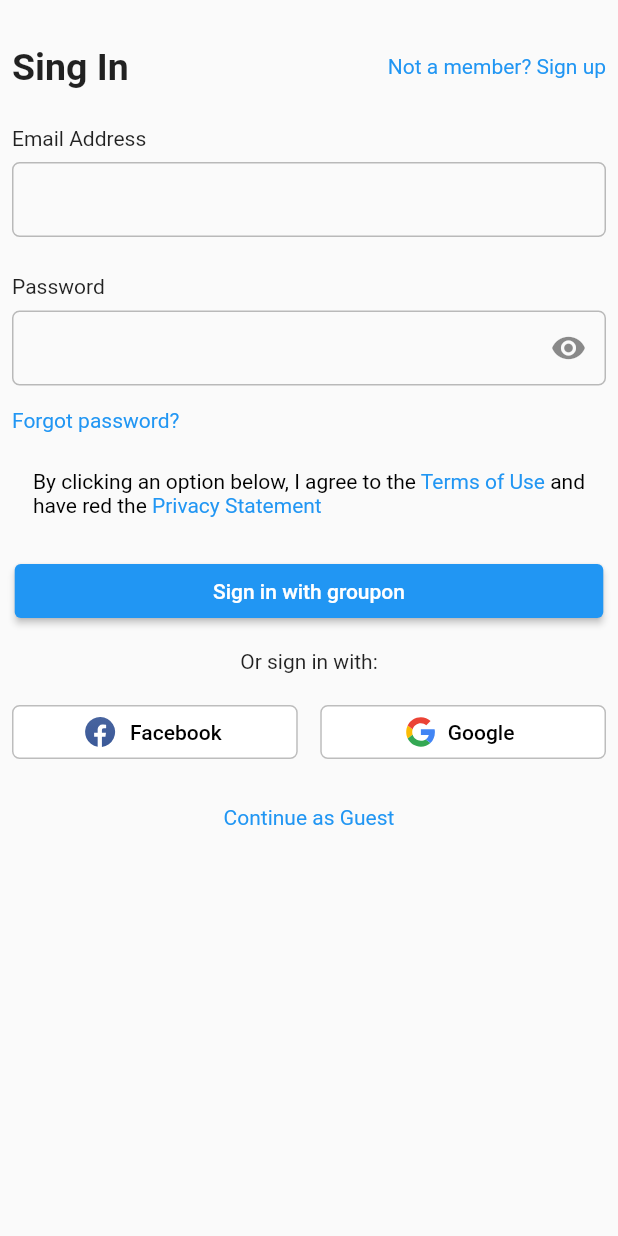
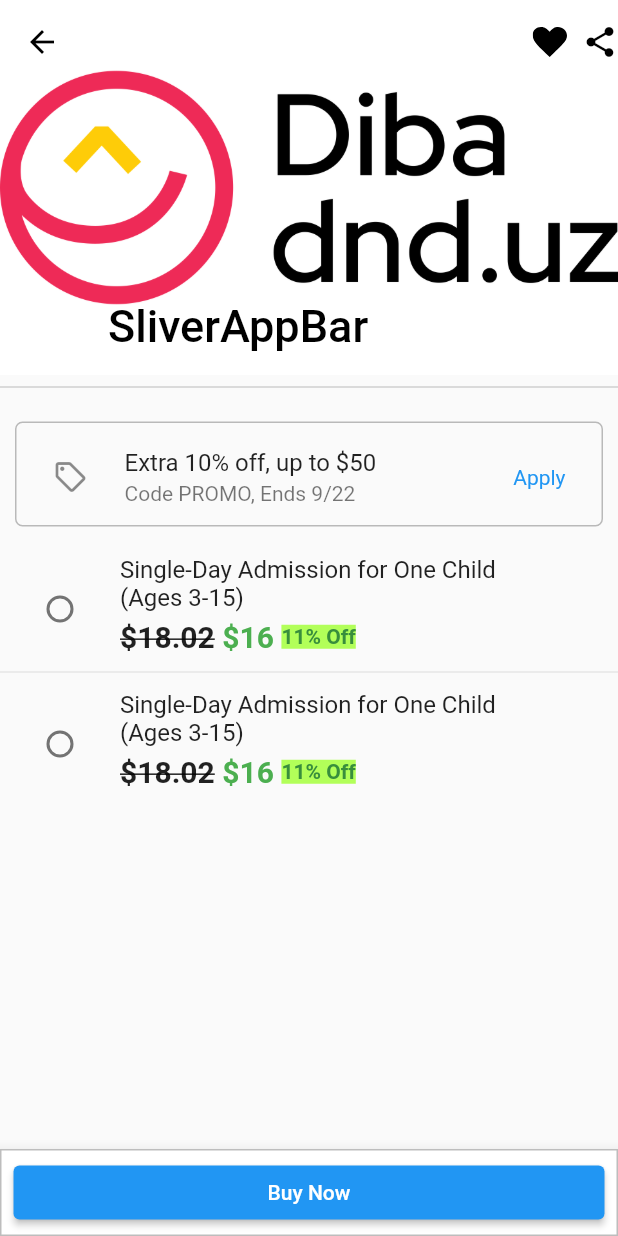
Before and after one commit to MasoudMaghsodi/Dibadnd, a Flutter app: the screen it shows after launch, on a phone screen of 412 x 824 dp. Run offline on Flutter 3.47's test engine with Material 2 defaults, Android fonts, the phone set to English and light mode, and no system bars; our stand-ins replace flutter_rating_bar, flutter_svg, get.

Commit message:
product detail

```diff
--- a/lib/main.dart
+++ b/lib/main.dart
@@ -1,7 +1,6 @@
 import 'package:flutter/material.dart';
-import 'package:flutter_application_1/component/widgets/navbar.dart';
-import 'package:flutter_application_1/view/authentication/sign_in.dart';
-import 'package:flutter_application_1/view/authentication/sign_up.dart';
+import 'package:flutter_application_1/component/widgets/appbar.dart';
+import 'package:flutter_application_1/view/product_card_detail.dart';
 import 'package:get/get_navigation/src/root/get_material_app.dart';
 
 void main() {
@@ -16,7 +15,7 @@ class MyApp extends StatelessWidget {
   Widget build(BuildContext context) {
     return GetMaterialApp(
       debugShowCheckedModeBanner: false,
-      home: SignInScreen(),
+      home: ProductDetail(),
     );
   }
 }
--- a/lib/view/authentication/sign_in.dart
+++ b/lib/view/authentication/sign_in.dart
@@ -58,7 +58,8 @@ class _SignInScreenState extends State<SignInScreen> {
                 SizedBox(
                   height: 25.0,
                 ),
-                RichText(
+                Container(
+                  child: RichText(
                     text: TextSpan(
                       children: [
                         TextSpan(
@@ -70,7 +71,7 @@ class _SignInScreenState extends State<SignInScreen> {
                           style: TextStyle(color: Colors.blue),
                         ),
                         TextSpan(
-                        text: 'and\nhave red the ',
+                          text: 'and have red the ',
                           style: TextStyle(color: Colors.black),
                         ),
                         TextSpan(
@@ -78,6 +79,7 @@ class _SignInScreenState extends State<SignInScreen> {
                           style: TextStyle(color: Colors.blue),
                         ),
                       ],
+                    ),
                   ),
                 ),
                 SizedBox(
--- /dev/null
+++ b/lib/view/product_card_detail.dart
@@ -0,0 +1,245 @@
+import 'package:flutter/material.dart';
+import 'package:flutter_svg/svg.dart';
+
+class ProductDetail extends StatefulWidget {
+  const ProductDetail({super.key});
+
+  @override
+  State<ProductDetail> createState() => _ProductDetailState();
+}
+
+class _ProductDetailState extends State<ProductDetail> {
+  bool _pinned = true;
+  bool _snap = false;
+  bool _floating = false;
+  var selectedOption = 0;
+
+  @override
+  Widget build(BuildContext context) {
+    return Scaffold(
+      body: CustomScrollView(
+        slivers: <Widget>[
+          SliverAppBar(
+            pinned: _pinned,
+            snap: _snap,
+            floating: _floating,
+            expandedHeight: 250,
+            backgroundColor: Colors.white,
+            leading: Icon(
+              Icons.arrow_back,
+              color: Colors.black,
+            ),
+            flexibleSpace: FlexibleSpaceBar(
+              title: Text(
+                'SliverAppBar',
+                style: TextStyle(color: Colors.black),
+              ),
+              background: GestureDetector(
+                onTap: () {},
+                child: Image.asset('assets/icon/logo.png'),
+              ),
+            ),
+            actions: [
+              SvgPicture.asset(
+                'assets/svg/heart-icon.svg',
+                height: 20,
+              ),
+              SizedBox(
+                width: 10,
+              ),
+              Icon(
+                Icons.share,
+                color: Colors.black,
+              ),
+            ],
+          ),
+          SliverList(
+            delegate: SliverChildBuilderDelegate(
+              (BuildContext context, int index) {
+                return Column(
+                  children: [
+                    Divider(
+                      color: Colors.black26,
+                    ),
+                    SizedBox(
+                      height: 15,
+                    ),
+                    Padding(
+                      padding: const EdgeInsets.symmetric(horizontal: 10),
+                      child: Container(
+                        width: double.infinity,
+                        height: 70,
+                        decoration: BoxDecoration(
+                          border: Border.all(color: Colors.black26),
+                          borderRadius: BorderRadius.circular(5),
+                        ),
+                        child: ListTile(
+                          leading: Padding(
+                            padding: const EdgeInsets.all(8.0),
+                            child: Icon(Icons.sell_outlined),
+                          ),
+                          trailing: Padding(
+                            padding: const EdgeInsets.all(8.0),
+                            child: Text(
+                              'Apply',
+                              style: TextStyle(color: Colors.blue),
+                            ),
+                          ),
+                          title: Text('Extra 10% off, up to \$50'),
+                          subtitle: Text('Code PROMO, Ends 9/22'),
+                        ),
+                      ),
+                    ),
+                    SizedBox(
+                      height: 15,
+                    ),
+                    ListTile(
+                      title: Column(
+                        children: [
+                          Row(
+                            children: [
+                              Text(
+                                  'Single-Day Admission for One Child\n(Ages 3-15)'),
+                            ],
+                          ),
+                          SizedBox(
+                            height: 5,
+                          ),
+                          Row(
+                            children: [
+                              Text(
+                                '\$18.02',
+                                style: TextStyle(
+                                  fontWeight: FontWeight.w600,
+                                  fontSize: 20,
+                                  decoration: TextDecoration.lineThrough,
+                                ),
+                              ),
+                              SizedBox(
+                                width: 5,
+                              ),
+                              Text(
+                                '\$16',
+                                style: TextStyle(
+                                    color: Colors.green,
+                                    fontWeight: FontWeight.w600,
+                                    fontSize: 20),
+                              ),
+                              SizedBox(
+                                width: 5,
+                              ),
+                              Container(
+                                color: Colors.lightGreenAccent.shade200,
+                                child: Text(
+                                  '11% Off',
+                                  style: TextStyle(
+                                      color: Colors.green.shade700,
+                                      fontWeight: FontWeight.w600,
+                                      fontSize: 14),
+                                ),
+                              ),
+                            ],
+                          ),
+                        ],
+                      ),
+                      leading: Radio(
+                        value: 1,
+                        groupValue: selectedOption,
+                        onChanged: (value) {
+                          setState(() {
+                            selectedOption = value!;
+                          });
+                        },
+                      ),
+                    ),
+                    Divider(),
+                    ListTile(
+                      title: Column(
+                        children: [
+                          Row(
+                            children: [
+                              Text(
+                                  'Single-Day Admission for One Child\n(Ages 3-15)'),
+                            ],
+                          ),
+                          SizedBox(
+                            height: 5,
+                          ),
+                          Row(
+                            children: [
+                              Text(
+                                '\$18.02',
+                                style: TextStyle(
+                                  fontWeight: FontWeight.w600,
+                                  fontSize: 20,
+                                  decoration: TextDecoration.lineThrough,
+                                ),
+                              ),
+                              SizedBox(
+                                width: 5,
+                              ),
+                              Text(
+                                '\$16',
+                                style: TextStyle(
+                                    color: Colors.green,
+                                    fontWeight: FontWeight.w600,
+                                    fontSize: 20),
+                              ),
+                              SizedBox(
+                                width: 5,
+                              ),
+                              Container(
+                                color: Colors.lightGreenAccent.shade200,
+                                child: Text(
+                                  '11% Off',
+                                  style: TextStyle(
+                                      color: Colors.green.shade700,
+                                      fontWeight: FontWeight.w600,
+                                      fontSize: 14),
+                                ),
+                              ),
+                            ],
+                          ),
+                        ],
+                      ),
+                      leading: Radio(
+                        value: 2,
+                        groupValue: selectedOption,
+                        onChanged: (value) {
+                          setState(() {
+                            selectedOption = value!;
+                          });
+                        },
+                      ),
+                    ),
+                  ],
+                );
+              },
+              childCount: 1,
+            ),
+          ),
+        ],
+      ),
+      bottomNavigationBar: BottomAppBar(
+        child: OverflowBar(
+          overflowAlignment: OverflowBarAlignment.center,
+          children: <Widget>[
+            Container(
+              width: double.infinity,
+              decoration: BoxDecoration(
+                border: Border.all(color: Colors.black26),
+              ),
+              child: Padding(
+                padding: const EdgeInsets.symmetric(horizontal: 8, vertical: 4),
+                child: ElevatedButton(
+                  onPressed: () {},
+                  child: Text('Buy Now'),
+                ),
+              ),
+            ),
+          ],
+        ),
+      ),
+    );
+  }
+}
```
Also changed, not shown: lib/component/widgets/appbar.dart (+88 -0 lines). Lines whose indentation alone changed are shown as unchanged.
